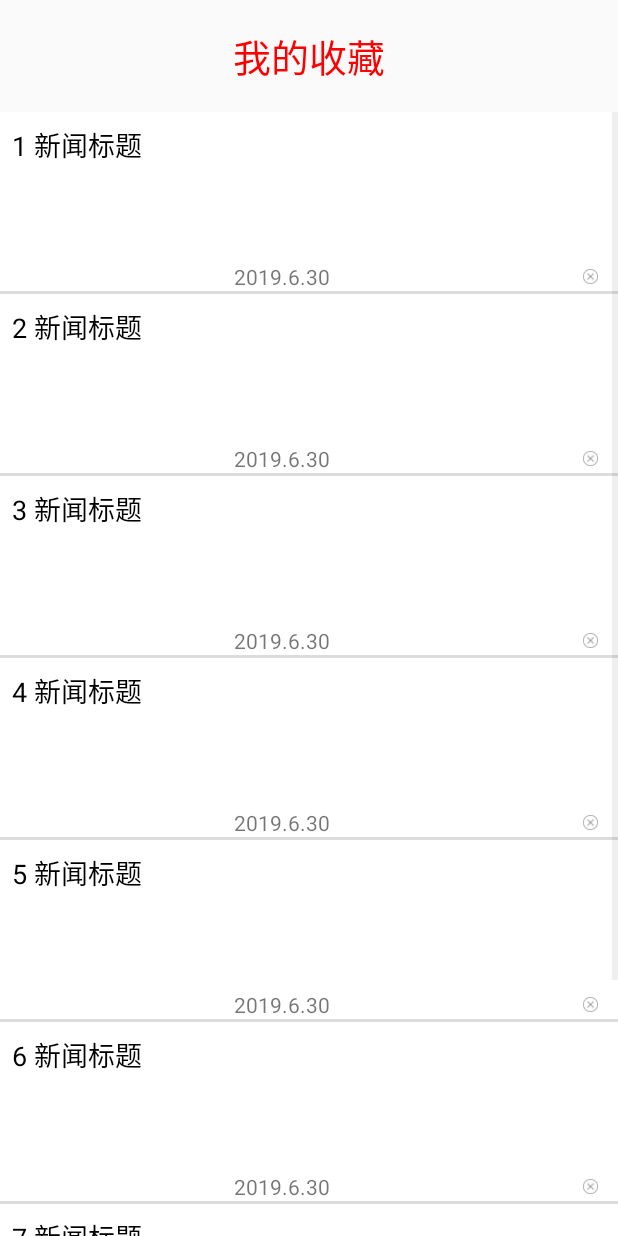
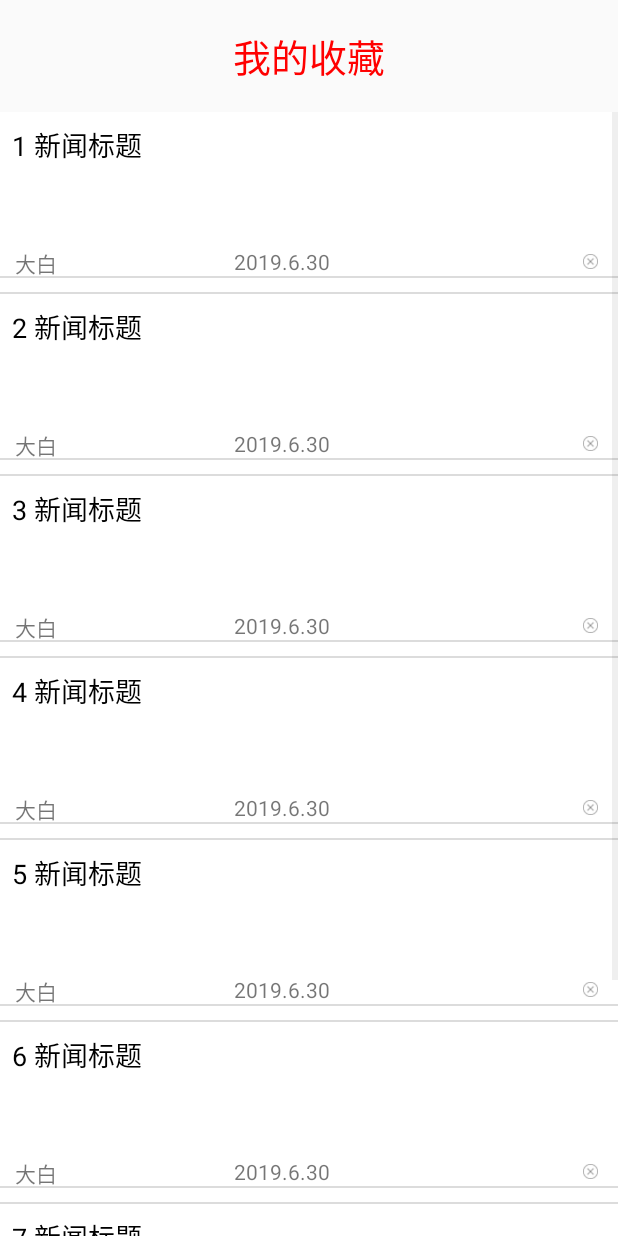
Before and after one commit to JamesHujy/SimpleNewsApp, an Android app: the CollectionActivity screen opened directly, with no data from a screen before it, on a phone screen of 412 x 824 dp. Run offline under Robolectric (Android 15) with nearby library versions, the phone set to English and light mode, and no system bars; network calls fail.

Commit message:
Add database and actual author and pulish time

```diff
--- a/app/src/main/java/com/example/simplenewsapp/Activity/CollectionActivity.java
+++ b/app/src/main/java/com/example/simplenewsapp/Activity/CollectionActivity.java
@@ -41,7 +41,8 @@ public class CollectionActivity extends Activity implements NewsAdapter.CallBack
             String title = (i+1)+" 新闻标题 ";
             String content = "顾小姐真好看";
             String date = "2019.6.30";
-            News news = new News(title, content, date);
+            String author = "大白";
+            News news = new News(title, content, date, author);
             newsList.add(news);
         }
 
--- a/app/src/main/java/com/example/simplenewsapp/Adapter/NewsAdapter.java
+++ b/app/src/main/java/com/example/simplenewsapp/Adapter/NewsAdapter.java
@@ -35,7 +35,7 @@ public class NewsAdapter extends ArrayAdapter<News> implements View.OnClickListe
         if (convertView == null) {
             view = LayoutInflater.from(getContext()).inflate(resourceId, parent, false);
             viewHolder = new ViewHolder();
-            viewHolder.newsImg = view.findViewById(R.id.news_item_img);
+            //viewHolder.newsImg = view.findViewById(R.id.news_item_img);
             viewHolder.newsTitle = view.findViewById(R.id.news_item_title);
             viewHolder.newsDelete = view.findViewById(R.id.delete_item);
             viewHolder.newsAuthor = view.findViewById(R.id.news_item_author);
--- a/app/src/main/java/com/example/simplenewsapp/Utils/News.java
+++ b/app/src/main/java/com/example/simplenewsapp/Utils/News.java
@@ -21,11 +21,12 @@ public class News {
         this.date = date;
     }
 
-    public News(String news_title,String news_content, String date)
+    public News(String news_title,String news_content, String date, String author)
     {
         this.news_title = news_title;
         this.content = news_content;
         this.date = date;
+        this.author = author;
     }
 
     public String get_title()
--- a/app/src/main/res/layout/news_item.xml
+++ b/app/src/main/res/layout/news_item.xml
@@ -8,7 +8,7 @@
 
     <LinearLayout
         android:layout_width="match_parent"
-        android:layout_height="100dp"
+        android:layout_height="90dp"
         android:orientation="horizontal">
 
         <TextView
@@ -20,13 +20,6 @@
             android:text="标题"
             android:textColor="#000000"
             android:textSize="18sp" />
-
-        <ImageView
-            android:id="@+id/news_item_img"
-            android:layout_width="0dp"
-            android:layout_height="match_parent"
-            android:layout_margin="5dp"
-            android:layout_weight="1" />
     </LinearLayout>
 
 
```
Also changed, not shown: app/src/main/java/com/example/simplenewsapp/Fragment/ColumnFragment.java (+40 -22 lines), app/src/main/java/com/example/simplenewsapp/Utils/HtmlRun.java (+15 -8 lines), app/src/main/java/com/example/simplenewsapp/Utils/HtmlService.java (+10 -3 lines), app/src/main/java/com/example/simplenewsapp/Utils/NewsDataBaseHelper.java (added, +38 -0 lines).
